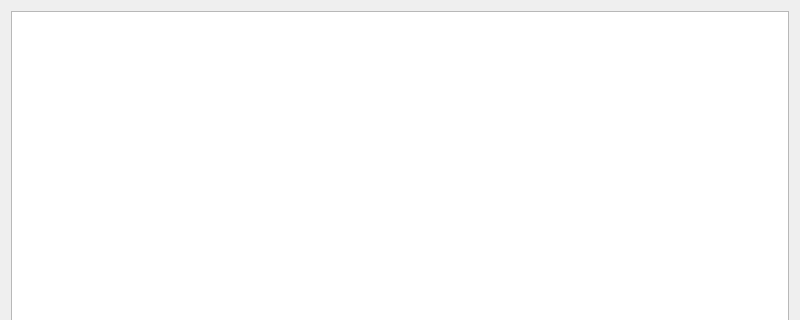
This is main.ui in fuetser/coffee as Qt 5 draws it before an edit; both pictures show x 0 to 800 and y 0 to 320 of the 800 by 600 pixel window. The edited form follows.
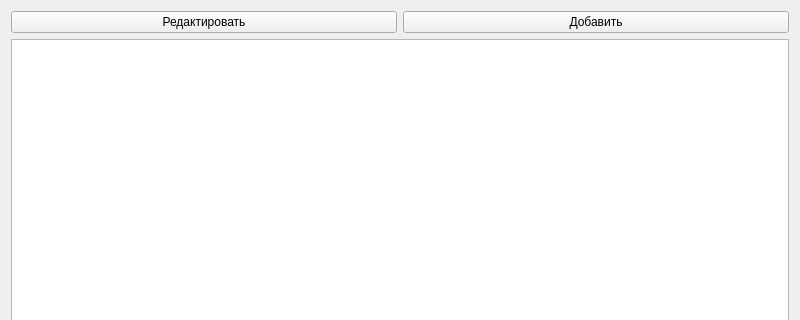
This is the edited form.

Patch:
```diff
--- a/main.ui
+++ b/main.ui
@@ -16,6 +16,24 @@
   <layout class="QVBoxLayout" name="verticalLayout_2">
    <item>
     <layout class="QVBoxLayout" name="verticalLayout">
+     <item>
+      <layout class="QHBoxLayout" name="horizontalLayout">
+       <item>
+        <widget class="QPushButton" name="edit_button">
+         <property name="text">
+          <string>Редактировать</string>
+         </property>
+        </widget>
+       </item>
+       <item>
+        <widget class="QPushButton" name="add_button">
+         <property name="text">
+          <string>Добавить</string>
+         </property>
+        </widget>
+       </item>
+      </layout>
+     </item>
      <item>
       <widget class="QTableWidget" name="table"/>
      </item>
```
